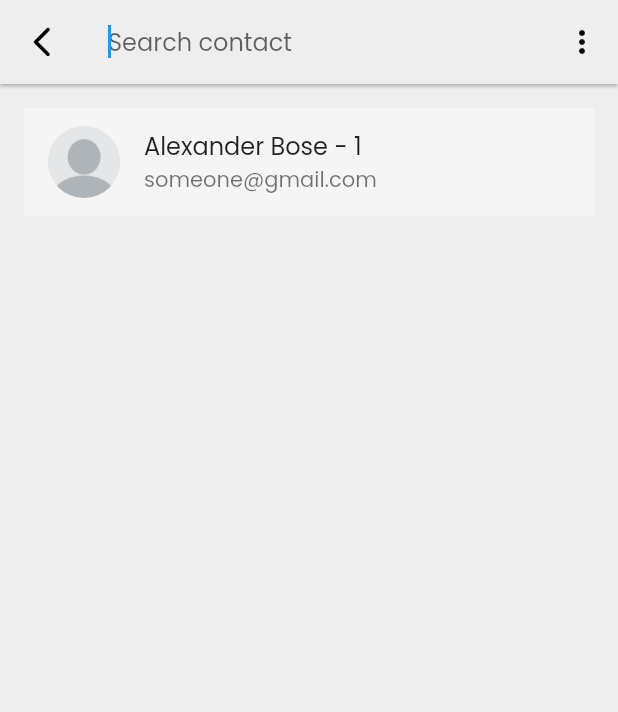
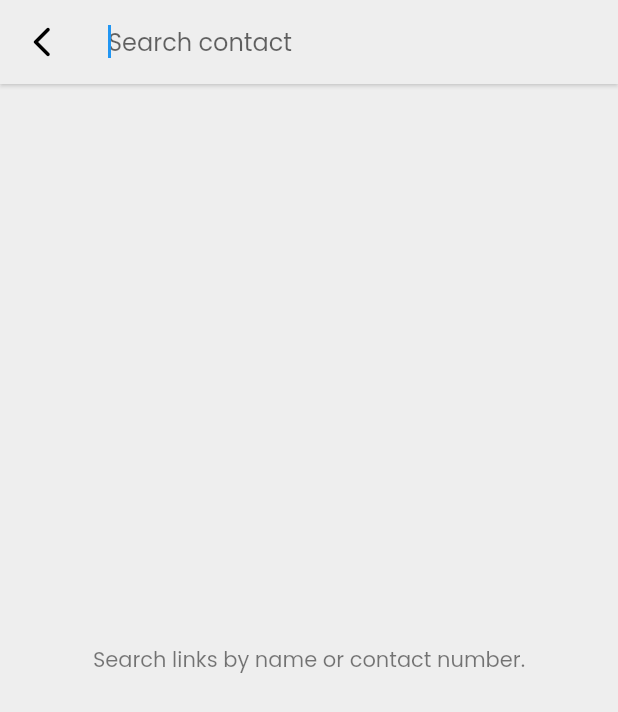
Before and after one commit to BishalTamangDev/linklocker_flutter, a Flutter app: the screen it shows after launch, after a tap on the "menu" icon, after a tap on the "add" icon, after a tap on the "search" icon, on a phone screen of 412 x 824 dp. Shown: the top 712 px of the screen. Run offline on Flutter 3.47's test engine with Material 3 defaults, Android fonts, the phone set to English and light mode, and no system bars; our stand-ins replace go_router, sqflite; accounts and stored records are empty.

Commit message:
search contact with name

```diff
--- a/lib/features/data/source/local/local_data_source.dart
+++ b/lib/features/data/source/local/local_data_source.dart
@@ -151,7 +151,7 @@ class LocalDataSource {
 
     String response = await tempDb
         .delete(userTblName)
-        .then((onValue) => "success")
+        .then((_) => "success")
         .catchError((error) => error);
 
     return response;
@@ -205,11 +205,11 @@ class LocalDataSource {
     List<Map<String, dynamic>> data = await tempDb.query(linkTblName);
 
     // convert data into mutable data
-    List<Map<String, dynamic>> mutableData = data.map((datum) {
-      return {
-        ...datum,
-      };
-    }).toList();
+    List<Map<String, dynamic>> mutableData = data
+        .map(
+          (datum) => {...datum},
+        )
+        .toList();
 
     // fetch contacts for each link
     for (var datum in mutableData) {
@@ -252,6 +252,38 @@ class LocalDataSource {
         .catchError((error) => error);
 
     return response;
+  }
+
+  // search link
+  Future<List<Map<String, dynamic>>> searchLink({required String title}) async {
+    List<Map<String, dynamic>> data = [];
+    List<Map<String, dynamic>> finalData = [];
+
+    if (title == "") {
+      return [];
+    }
+
+    var tempDb = await getDb();
+
+    data = await tempDb.query(
+      linkTblName,
+      where: "name LIKE ?",
+      whereArgs: ["%$title%"],
+    );
+
+    // convert data into mutable data
+    List<Map<String, dynamic>> mutableData =
+        data.map((datum) => {...datum}).toList();
+
+    developer.log("Final data :: $mutableData");
+
+    for (var datum in mutableData) {
+      // fetch contacts
+      datum['contacts'] = await getContacts(datum['link_id']);
+      finalData.add(datum);
+    }
+
+    return finalData;
   }
 
   //   reset link table
@@ -342,14 +374,14 @@ class LocalDataSource {
   }
 
   // delete contact
-  Future<String> deleteContact(int contact_id) async {
+  Future<String> deleteContact(int contactId) async {
     Database tempDb = await getDb();
 
     String response = await tempDb
         .delete(
           contactTblName,
           where: "contact_id = ?",
-          whereArgs: [contact_id],
+          whereArgs: [contactId],
         )
         .then((onValue) => "success")
         .catchError((error) => error);
@@ -358,14 +390,14 @@ class LocalDataSource {
   }
 
   // delete contacts by link
-  Future<String> deleteContacts(int link_id) async {
+  Future<String> deleteContacts(int linkId) async {
     Database tempDb = await getDb();
 
     String response = await tempDb
         .delete(
           contactTblName,
           where: "link_id = ?",
-          whereArgs: [link_id],
+          whereArgs: [linkId],
         )
         .then((onValue) => "success")
         .catchError((error) => error);
--- a/lib/features/presentation/home/home_page.dart
+++ b/lib/features/presentation/home/home_page.dart
@@ -173,7 +173,9 @@ class _HomePageState extends State<HomePage> with WidgetsBindingObserver {
                                       icon: Icon(Icons.add),
                                     ),
                                     IconButton(
-                                      onPressed: () => context.push('/search'),
+                                      onPressed: () => context
+                                          .push('/search')
+                                          .then((_) => _refreshLinkList()),
                                       icon: Icon(Icons.search_outlined),
                                     ),
                                   ],
@@ -194,56 +196,6 @@ class _HomePageState extends State<HomePage> with WidgetsBindingObserver {
                           children: [
                             // user profile card
                             UserProfileCard(),
-
-                            //   reset database
-                            ElevatedButton(
-                              onPressed: () async {
-                                await localDataSource.resetDb();
-                              },
-                              child: const Text("Reset Database"),
-                            ),
-
-                            Opacity(
-                              opacity: 0.5,
-                              child: Text("RESET TABLE"),
-                            ),
-
-                            // reset tables
-                            Wrap(
-                              spacing: 10.0,
-                              // runSpacing: 10.0,
-                              children: [
-                                ElevatedButton(
-                                  onPressed: () async {
-                                    _refreshLinkList();
-                                  },
-                                  child: const Text("Refresh"),
-                                ),
-                                ElevatedButton(
-                                  onPressed: () async {
-                                    await localDataSource.resetUserTable();
-                                  },
-                                  child: const Text("User Table"),
-                                ),
-                                ElevatedButton(
-                                  onPressed: () async {
-                                    await localDataSource.resetLinkTable();
-
-                                    if (context.mounted) {
-                                      _refreshLinkList();
-                                    }
-                                  },
-                                  child: const Text("Reset Link Table"),
-                                ),
-                                ElevatedButton(
-                                  onPressed: () async {
-                                    await localDataSource.resetContactTable();
-                                    _refreshContactLists();
-                                  },
-                                  child: const Text("Reset Contact Table"),
-                                ),
-                              ],
-                            ),
 
                             Padding(
                               padding:
@@ -326,25 +278,57 @@ class _HomePageState extends State<HomePage> with WidgetsBindingObserver {
 
                             const SizedBox(),
 
-                            // temporary :: contacts
-                            FutureBuilder(
-                              future: _contactLists,
-                              builder: (context, snapshot) {
-                                if (snapshot.connectionState ==
-                                    ConnectionState.done) {
-                                  if (snapshot.hasError) {
-                                    return Text(
-                                        "Couldn't fetch contacts. Error :: ${snapshot.error}");
-                                  } else {
-                                    return Text("${snapshot.data}");
-                                  }
-                                } else {
-                                  return CircularProgressIndicator();
-                                }
-                              },
+                            // reset tables
+                            Wrap(
+                              spacing: 10.0,
+                              // runSpacing: 10.0,
+                              children: [
+                                // refresh
+                                OutlinedButton(
+                                  onPressed: () async {
+                                    _refreshLinkList();
+                                  },
+                                  child: const Text("Refresh"),
+                                ),
+
+                                // reset user table
+                                OutlinedButton(
+                                  onPressed: () async {
+                                    await localDataSource.resetUserTable();
+                                  },
+                                  child: const Text("Reset User Table"),
+                                ),
+
+                                // reset link table
+                                OutlinedButton(
+                                  onPressed: () async {
+                                    await localDataSource.resetLinkTable();
+
+                                    if (context.mounted) {
+                                      _refreshLinkList();
+                                    }
+                                  },
+                                  child: const Text("Reset Link Table"),
+                                ),
+
+                                // reset contact table
+                                OutlinedButton(
+                                  onPressed: () async {
+                                    await localDataSource.resetContactTable();
+                                    _refreshContactLists();
+                                  },
+                                  child: const Text("Reset Contact Table"),
+                                ),
+
+                                //   reset database
+                                OutlinedButton(
+                                  onPressed: () async {
+                                    await localDataSource.resetDb();
+                                  },
+                                  child: const Text("Reset Database"),
+                                ),
+                              ],
                             ),
-
-                            const SizedBox(),
                           ],
                         ),
                       ),
--- a/lib/features/presentation/home/widgets/link_widget.dart
+++ b/lib/features/presentation/home/widgets/link_widget.dart
@@ -32,12 +32,9 @@ class LinkWidget extends StatelessWidget {
               (contact) => Text(
                   "${AppFunctions.getCountryCode(contact['country'])} ${contact['contact']}"),
             ),
-            // Text("${linkWidgetData['contacts']}"),
           ],
         ),
       ),
-      // subtitle: Text("${linkWidgetData['contacts']}"),
-      // subtitle: Text(linkWidgetData['email']),
       trailing: IconButton(
         color: AppConstants.callIconColor,
         onPressed: callCallBack,
--- a/lib/features/presentation/home/widgets/user_profile_card.dart
+++ b/lib/features/presentation/home/widgets/user_profile_card.dart
@@ -86,7 +86,7 @@ class _UserProfileCardState extends State<UserProfileCard> {
                         ),
                       ),
                       title: Text(userModel.getName?.isNotEmpty
-                          ? userModel.name.toString()
+                          ? AppFunctions.getCapitalizedWords(userModel.name.toString())
                           : "-"),
                       subtitle: Opacity(
                         opacity: 0.6,
--- a/lib/features/presentation/search/search_page.dart
+++ b/lib/features/presentation/search/search_page.dart
@@ -2,6 +2,11 @@ import 'dart:math';
 
 import 'package:flutter/material.dart';
 import 'package:go_router/go_router.dart';
+import 'package:linklocker/features/data/source/local/local_data_source.dart';
+import 'package:linklocker/features/presentation/home/widgets/link_widget.dart';
+import 'package:linklocker/features/presentation/search/widgets/no_data_widget.dart';
+import 'package:linklocker/features/presentation/search/widgets/search_error_widget.dart';
+import 'package:linklocker/features/presentation/search/widgets/searching_widget.dart';
 
 class SearchPage extends StatefulWidget {
   const SearchPage({super.key});
@@ -12,9 +17,30 @@ class SearchPage extends StatefulWidget {
 
 class _SearchPageState extends State<SearchPage> {
   // variable
+  bool searched = false;
   bool hasText = false;
+  bool searchByString = true;
+  var searchController = TextEditingController();
+  var localDataSource = LocalDataSource.getInstance();
 
-  var searchController = TextEditingController();
+  late Future<List<Map<String, dynamic>>> _links;
+
+  @override
+  void initState() {
+    super.initState();
+    _links = localDataSource.searchLink(title: '');
+  }
+
+  // search link
+  _searchLink(String title) {
+    setState(() {
+      _links = localDataSource.searchLink(title: title);
+      searched = title.isEmpty ? false : true;
+    });
+  }
+
+  // search contact
+  _searchContact() {}
 
   @override
   Widget build(BuildContext context) {
@@ -30,6 +56,7 @@ class _SearchPageState extends State<SearchPage> {
             setState(() {
               hasText = newValue.isEmpty ? false : true;
             });
+            _searchLink(newValue);
           },
           decoration: InputDecoration(
             border: InputBorder.none,
@@ -47,12 +74,10 @@ class _SearchPageState extends State<SearchPage> {
                           //   clear search text
                           searchController.clear();
                           hasText = false;
+                          _searchLink("");
                         });
                       },
-                      child: Icon(
-                        Icons.add,
-                        color: colorScheme.onSecondary,
-                      ),
+                      child: Icon(Icons.add),
                     ),
                   ),
           ),
@@ -63,39 +88,88 @@ class _SearchPageState extends State<SearchPage> {
         ),
         backgroundColor: Theme.of(context).canvasColor,
         elevation: 1,
+        shadowColor: colorScheme.surface,
         actions: [
-          IconButton(
-            onPressed: () {},
-            icon: const Icon(Icons.more_vert),
-          ),
+          // IconButton(
+          //   onPressed: () {},
+          //   icon: const Icon(Icons.more_vert),
+          // ),
         ],
       ),
 
       backgroundColor: Theme.of(context).canvasColor,
 
       //   body
-      body: SingleChildScrollView(
-        child: Padding(
-          padding: const EdgeInsets.all(16.0),
-          child: Column(
-            children: [
-              Container(
-                color: colorScheme.surface,
-                child: ListTile(
-                  onTap: () => context.push('/link/view/1'),
-                  leading: CircleAvatar(
-                    radius: 24.0,
-                    backgroundColor: colorScheme.secondary,
-                    foregroundImage: AssetImage('assets/images/blank_user.png'),
-                  ),
-                  title: Text("Alexander Bose - 1"),
-                  subtitle: const Text("someone@gmail.com"),
-                ),
+      body: !searched
+          ? Center(
+              child: Opacity(
+                opacity: 0.6,
+                child: Text("Search links by name or contact number."),
               ),
-            ],
-          ),
-        ),
-      ),
+            )
+          : FutureBuilder(
+              future: _links,
+              builder: (context, snapshot) {
+                if (snapshot.connectionState == ConnectionState.done) {
+                  if (snapshot.hasError) {
+                    return SearchErrorWidget();
+                  } else {
+                    if (snapshot.data!.isEmpty) {
+                      return NoDataWidget();
+                    } else {
+                      //   has data
+                      return Padding(
+                        padding: const EdgeInsets.all(16.0),
+                        child: ListView.builder(
+                          shrinkWrap: true,
+                          itemCount: snapshot.data!.length,
+                          itemBuilder: (context, index) {
+                            // link datum
+                            var data = snapshot.data![index];
+
+                            int id = data['link_id'];
+
+                            Map<String, dynamic> linkWidgetData = {
+                              'name': data['name'],
+                              'email': data['email'],
+                              'contacts': data['contacts'],
+                            };
+
+                            return Column(
+                              children: [
+                                ClipRRect(
+                                  borderRadius: BorderRadius.circular(12.0),
+                                  child: Container(
+                                    color:
+                                        Theme.of(context).colorScheme.surface,
+                                    child: Padding(
+                                      padding: const EdgeInsets.symmetric(
+                                          vertical: 5.0),
+                                      child: LinkWidget(
+                                        linkWidgetData: linkWidgetData,
+                                        navCallBack: () => context
+                                            .push('/link/view/', extra: data)
+                                            .then((_) => _searchLink(
+                                                searchController.text
+                                                    .toString())),
+                                        callCallBack: () {},
+                                      ),
+                                    ),
+                                  ),
+                                ),
+                                const SizedBox(height: 10.0),
+                              ],
+                            );
+                          },
+                        ),
+                      );
+                    }
+                  }
+                } else {
+                  return SearchingWidget();
+                }
+              },
+            ),
     );
   }
 }
```
Also changed, not shown: lib/features/presentation/search/widgets/no_data_widget.dart (added, +20 -0 lines), lib/features/presentation/search/widgets/search_error_widget.dart (added, +19 -0 lines), lib/features/presentation/search/widgets/searching_widget.dart (added, +17 -0 lines).
